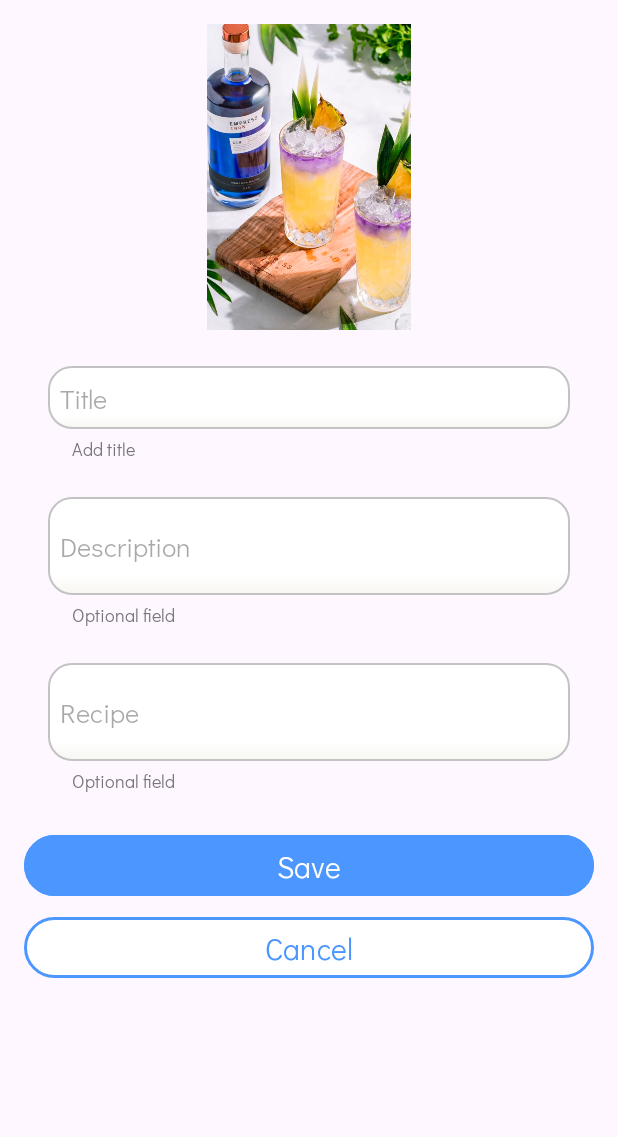
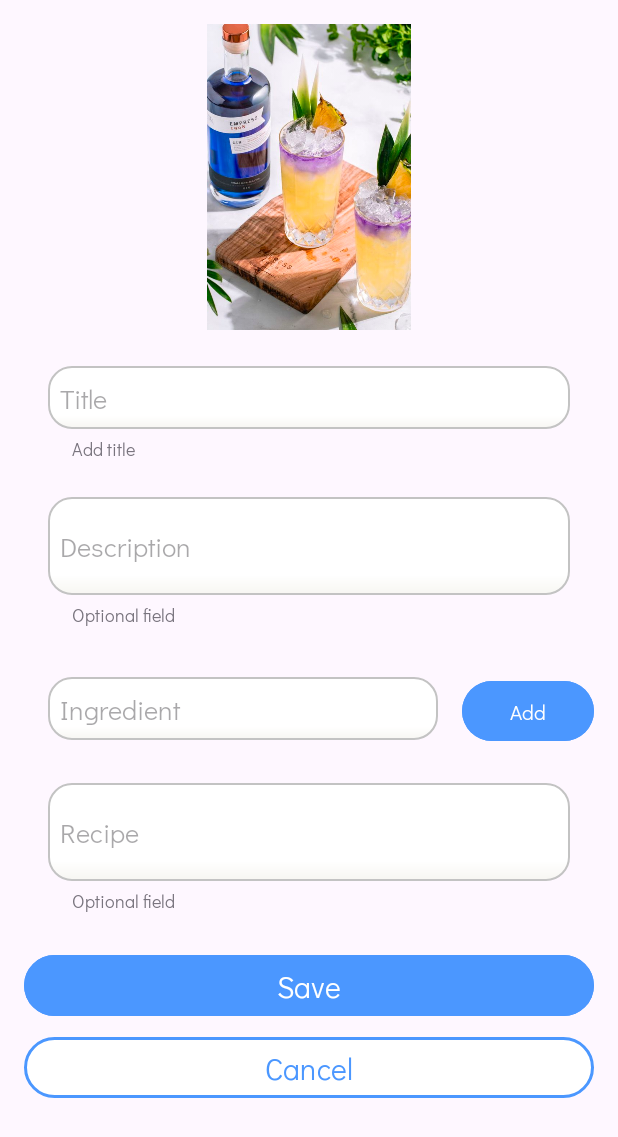
Before and after one commit to stan2022fr/CocktailBar, an Android app: the screen it shows after launch (MainActivity), after a tap on an icon or button, on a phone screen of 412 x 824 dp. Shown: the top 1137 px of the screen. Run offline under Robolectric (Android 15) with nearby library versions, the phone set to English and light mode, and no system bars; our stand-ins replace Room's generated code; 1 statement that could not run was skipped.

Commit message:
Add UI for ingredients.

```diff
--- a/app/src/main/java/com/happydroid/cocktailbar/data/model/CocktailItem.kt
+++ b/app/src/main/java/com/happydroid/cocktailbar/data/model/CocktailItem.kt
@@ -13,6 +13,6 @@ data class CocktailItem(
     val name: String,
     val description: String?,
     val recipe: String?,
-    val ingredients: List<String>?,
+    val ingredients: List<String>,
     val imageFileName: String
 )
--- a/app/src/main/java/com/happydroid/cocktailbar/presentation/CocktailListFragment.kt
+++ b/app/src/main/java/com/happydroid/cocktailbar/presentation/CocktailListFragment.kt
@@ -86,6 +86,9 @@ class CocktailListFragment : Fragment() {
                 arrowImage.visibility = View.VISIBLE
                 introText.visibility = View.VISIBLE
                 cocktailRecyclerView.visibility = View.GONE
+                val layoutParams = frameLayout.layoutParams
+                layoutParams.height = ViewGroup.LayoutParams.WRAP_CONTENT
+                frameLayout.layoutParams = layoutParams
             } else {
                 titleText.setTextAppearance(R.style.app_title)
                 introImage.visibility = View.GONE
--- a/app/src/main/java/com/happydroid/cocktailbar/presentation/DetailsCocktailFragment.kt
+++ b/app/src/main/java/com/happydroid/cocktailbar/presentation/DetailsCocktailFragment.kt
@@ -70,10 +70,14 @@ class DetailsCocktailFragment : Fragment() {
         val cocktailName: TextView = requireView().findViewById(R.id.cocktail_name_tv)
         val description: TextView = requireView().findViewById(R.id.description_tv)
         val recipe: TextView = requireView().findViewById(R.id.recipe_tv)
+        val recipeTitle: TextView = requireView().findViewById(R.id.recipe_title_tv)
+        val ingredient: TextView = requireView().findViewById(R.id.ingredient_tv)
 
         if (cocktailItem != null) {
             image.setImageResource(cocktailItem.imageFileName.toIntOrNull() ?: 0)
             cocktailName.text = cocktailItem.name
+
+            ingredient.text = cocktailItem.ingredients?.joinToString("\n ---- \n")
 
             if (!cocktailItem.description.isNullOrEmpty()) {
                 description.text = cocktailItem.description
@@ -85,8 +89,10 @@ class DetailsCocktailFragment : Fragment() {
             if (!cocktailItem.recipe.isNullOrEmpty()) {
                 recipe.text = cocktailItem.recipe
                 recipe.visibility = View.VISIBLE
+                recipeTitle.visibility = View.VISIBLE
             } else {
                 recipe.visibility = View.GONE
+                recipeTitle.visibility = View.GONE
             }
         }
 
--- a/app/src/main/res/layout/fragment_add_cocktail.xml
+++ b/app/src/main/res/layout/fragment_add_cocktail.xml
@@ -7,7 +7,7 @@
     android:layout_height="match_parent"
     tools:context=".presentation.AddCocktailFragment">
 
-    <LinearLayout xmlns:android="http://schemas.android.com/apk/res/android"
+    <LinearLayout
         android:layout_width="match_parent"
         android:layout_height="match_parent"
         android:orientation="vertical"
@@ -36,7 +36,7 @@
             android:layout_width="wrap_content"
             android:layout_height="wrap_content"
             android:layout_gravity="start"
-            android:layout_marginLeft="32dp"
+            android:layout_marginStart="32dp"
             android:layout_marginTop="4dp"
             android:text="@string/supporting_title"
             android:textColor="@color/hint_color"
@@ -66,6 +66,43 @@
             android:textColor="@color/hint_color"
             android:textSize="12sp" />
 
+        <com.google.android.material.chip.ChipGroup
+            android:id="@+id/chipGroup"
+            android:layout_width="match_parent"
+            android:layout_height="wrap_content"
+            android:layout_marginHorizontal="16dp"
+            android:layout_marginTop="24dp"
+            app:checkedButton="@+id/chip1" />
+
+        <LinearLayout
+            android:layout_width="match_parent"
+            android:layout_height="wrap_content"
+            android:orientation="horizontal">
+
+
+            <EditText
+                android:id="@+id/ingredient_edit"
+                android:layout_width="0dp"
+                android:layout_height="wrap_content"
+                android:layout_marginHorizontal="16dp"
+                android:layout_marginTop="8dp"
+                android:layout_weight="1"
+                android:background="@drawable/rounded_corner_background"
+                android:hint="@string/ingredient_hint"
+                android:inputType="text"
+                android:padding="8dp" />
+
+            <Button
+                android:id="@+id/buttonAddChip"
+                android:layout_width="wrap_content"
+                android:layout_height="wrap_content"
+                android:layout_marginTop="8dp"
+                android:backgroundTint="@color/button_color"
+                android:text="@string/add_chip_button"
+                android:textSize="14sp" />
+
+        </LinearLayout>
+
         <EditText
             android:id="@+id/recipe_edit"
             android:layout_width="match_parent"
@@ -89,18 +126,7 @@
             android:text="@string/supporting_recipe"
             android:textColor="@color/hint_color"
             android:textSize="12sp" />
-        <!--
-                <EditText
-                    android:id="@+id/ingredient1_edit"
-                    android:layout_width="match_parent"
-                    android:layout_height="wrap_content"
-                    android:layout_marginHorizontal="16dp"
-                    android:layout_marginTop="20dp"
-                    android:background="@drawable/rounded_corner_background"
-                    android:hint="@string/ingredient_hint"
-                    android:inputType="text"
-                    android:padding="8dp" />
-        -->
+
 
         <Button
             android:id="@+id/buttonSave"
--- a/app/src/main/res/values/strings.xml
+++ b/app/src/main/res/values/strings.xml
@@ -13,4 +13,7 @@
     <string name="cancel_button">Cancel</string>
     <string name="delete_button">Delete</string>
     <string name="edit_button">Edit</string>
+    <string name="add_chip_button">Add</string>
+    <string name="recipe_title_detail">Recipe:</string>
+    <string name="message_no_ingredients">There must be at least one ingredient!</string>
 </resources>
```
Also changed, not shown: app/src/main/java/com/happydroid/cocktailbar/presentation/AddCocktailFragment.kt (+85 -12 lines), app/src/main/res/layout/fragment_details_cocktail.xml (+29 -5 lines).
